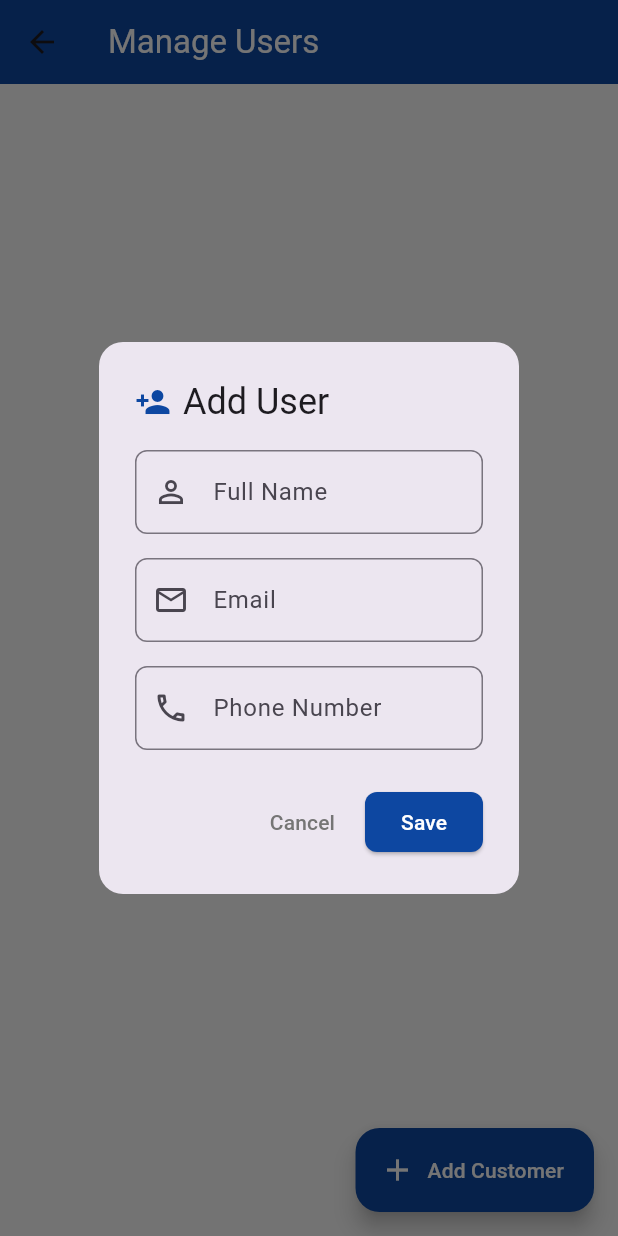
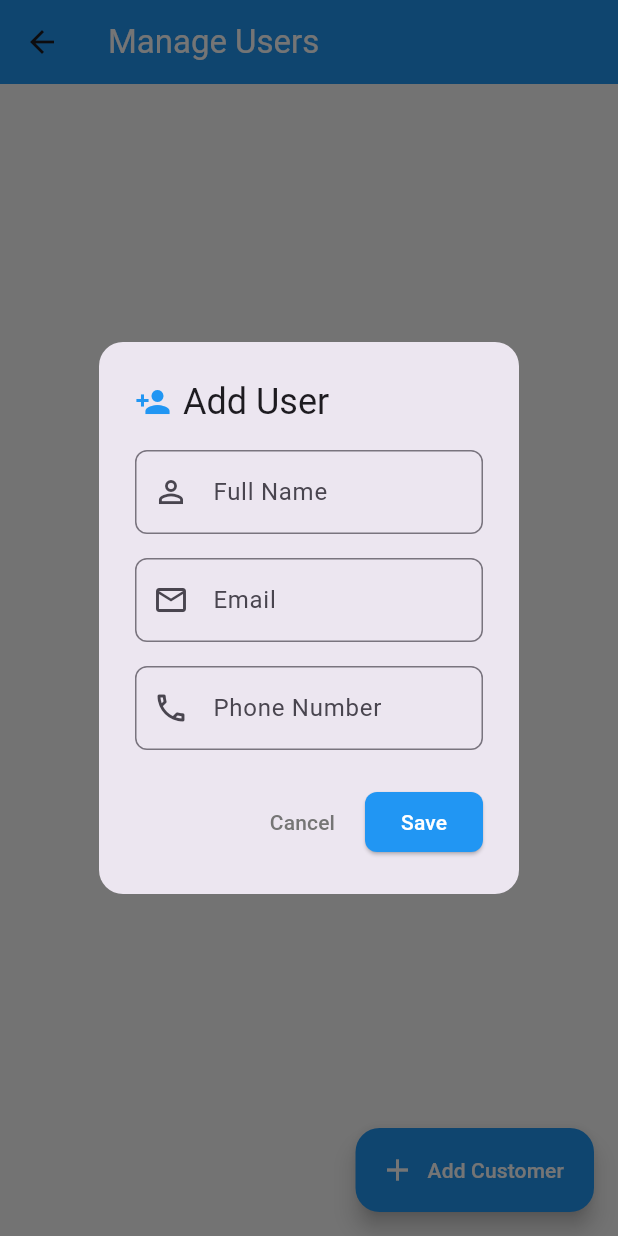
Before and after one commit to hamiezann/travel2u_v1, a Flutter app: the ManageUserPage screen opened directly with empty values, after a tap on "Add Customer", on a phone screen of 412 x 824 dp. Run offline on Flutter 3.47's test engine with Material 3 defaults, Android fonts, the light colour scheme and no system bars; our stand-ins replace carousel_slider, cloud_firestore, firebase_auth, firebase_core, firebase_storage, image_picker and 1 more; accounts and stored records are empty; statements that could not run were skipped.

Commit message:
latest changes to ui 231125

```diff
--- a/lib/presentation/customer/chat_page.dart
+++ b/lib/presentation/customer/chat_page.dart
@@ -32,8 +32,8 @@ class _ChatPageState extends State<ChatPage> {
 
     return Scaffold(
       appBar: AppBar(
-        title: Text("Chat with Support"),
-        backgroundColor: Colors.teal,
+        title: Text("Chat with Support", style: TextStyle(color: Colors.white)),
+        backgroundColor: Colors.blue,
       ),
       body: Column(
         children: [
@@ -96,7 +96,7 @@ class _ChatPageState extends State<ChatPage> {
                   ),
                 ),
                 IconButton(
-                  icon: Icon(Icons.send, color: Colors.teal),
+                  icon: Icon(Icons.send, color: Colors.blue),
                   onPressed: () async {
                     if (_msgController.text.trim().isEmpty) return;
 
--- a/lib/presentation/customer/travel_package_list_page.dart
+++ b/lib/presentation/customer/travel_package_list_page.dart
@@ -107,8 +107,6 @@ class _PackagesPageState extends State<PackagesPage> {
 
     if (docSnapshot.exists) {
       final data = docSnapshot.data() as Map<String, dynamic>?;
-
-      // assuming field in firestore is { tags: ["Weekend Getaway", ...] }
       tagsList = List<String>.from(data?['values'] ?? []);
     } else {
       tagsList = [];
--- a/lib/presentation/staff/crud_taxonomy.dart
+++ b/lib/presentation/staff/crud_taxonomy.dart
@@ -16,7 +16,7 @@ class _CrudTaxonomyPageState extends State<CrudTaxonomyPage> {
 
   // 🔑 Staff Brand Color
   // static const Color _staffColor = Colors.teal;
-  static const _staffColor = Colors.teal;
+  static const _staffColor = Colors.blue;
 
   // Helper to format the title nicely
   String get _formattedTitle {
--- a/lib/presentation/staff/manage_system_user_page.dart
+++ b/lib/presentation/staff/manage_system_user_page.dart
@@ -17,7 +17,8 @@ class _ManageUserPageState extends State<ManageUserPage>
   final Map<String, dynamic> customerList = {};
   final FirebaseFirestore _firestore = FirebaseFirestore.instance;
   bool _isLoading = true;
-
+  static final staffColor = Colors.blue;
+  // static final adminColor = staffColor;
   TabController? _tabController;
 
   @override
@@ -95,7 +96,7 @@ class _ManageUserPageState extends State<ManageUserPage>
     ScaffoldMessenger.of(context).showSnackBar(
       SnackBar(
         content: Text(message),
-        backgroundColor: isError ? Colors.red.shade700 : Colors.blue.shade900,
+        backgroundColor: isError ? Colors.red.shade700 : staffColor,
         behavior: SnackBarBehavior.floating,
         shape: RoundedRectangleBorder(borderRadius: BorderRadius.circular(8)),
       ),
@@ -184,7 +185,7 @@ class _ManageUserPageState extends State<ManageUserPage>
               children: [
                 Icon(
                   userId == null ? Icons.person_add : Icons.edit,
-                  color: Colors.blue.shade900,
+                  color: staffColor,
                 ),
                 const SizedBox(width: 8),
                 Text(userId == null ? 'Add User' : 'Edit User'),
@@ -336,7 +337,7 @@ class _ManageUserPageState extends State<ManageUserPage>
                   }
                 },
                 style: ElevatedButton.styleFrom(
-                  backgroundColor: Colors.blue.shade900,
+                  backgroundColor: staffColor,
                   shape: RoundedRectangleBorder(
                     borderRadius: BorderRadius.circular(8),
                   ),
@@ -360,16 +361,16 @@ class _ManageUserPageState extends State<ManageUserPage>
           'Manage Users',
           style: TextStyle(color: Colors.white),
         ),
-        backgroundColor: Colors.blue.shade900,
+        backgroundColor: staffColor,
         elevation: 0,
         bottom:
             widget.role == 'manager'
                 ? TabBar(
                   controller: _tabController,
-                  indicatorColor: Colors.white,
+                  indicatorColor: Colors.blue.shade900,
                   indicatorWeight: 3,
-                  labelColor: Colors.white,
-                  unselectedLabelColor: Colors.grey,
+                  labelColor: Colors.blue.shade900,
+                  unselectedLabelColor: Colors.white,
                   tabs: [
                     Tab(
                       icon: const Icon(Icons.badge),
@@ -389,7 +390,7 @@ class _ManageUserPageState extends State<ManageUserPage>
           widget.role == 'manager' ? 'Add User' : 'Add Customer',
           style: TextStyle(color: Colors.white),
         ),
-        backgroundColor: Colors.blue.shade900,
+        backgroundColor: staffColor,
         icon: const Icon(Icons.add, color: Colors.white),
       ),
       body:
@@ -439,7 +440,7 @@ class _ManageUserPageState extends State<ManageUserPage>
 
     return RefreshIndicator(
       onRefresh: _fetchUserLists,
-      color: Colors.blue.shade900,
+      color: staffColor,
       child: ListView.builder(
         padding: const EdgeInsets.all(16),
         itemCount: userList.length,
@@ -459,7 +460,7 @@ class _ManageUserPageState extends State<ManageUserPage>
     return Card(
       margin: const EdgeInsets.only(bottom: 12),
       elevation: 2,
-      shadowColor: Colors.blue.shade900.withOpacity(0.1),
+      shadowColor: staffColor.withOpacity(0.1),
       shape: RoundedRectangleBorder(borderRadius: BorderRadius.circular(12)),
       child: InkWell(
         borderRadius: BorderRadius.circular(12),
@@ -478,7 +479,7 @@ class _ManageUserPageState extends State<ManageUserPage>
                 ),
                 child: Icon(
                   isStaff ? Icons.badge : Icons.person,
-                  color: isStaff ? Colors.blue.shade900 : Colors.green.shade900,
+                  color: isStaff ? staffColor : Colors.green.shade900,
                   size: 28,
                 ),
               ),
@@ -563,10 +564,7 @@ class _ManageUserPageState extends State<ManageUserPage>
                         style: TextStyle(
                           fontSize: 11,
                           fontWeight: FontWeight.bold,
-                          color:
-                              isStaff
-                                  ? Colors.blue.shade900
-                                  : Colors.green.shade900,
+                          color: isStaff ? staffColor : Colors.green.shade900,
                         ),
                       ),
                     ),
--- a/lib/presentation/staff/manage_taxonomy_page.dart
+++ b/lib/presentation/staff/manage_taxonomy_page.dart
@@ -5,8 +5,7 @@ class ManageTaxonomyPage extends StatelessWidget {
 
   @override
   Widget build(BuildContext context) {
-    // Staff Brand Color
-    const staffColor = Colors.teal;
+    const staffColor = Colors.blue;
 
     // List of Taxonomy Items for easier iteration and styling
     final List<Map<String, dynamic>> taxonomies = [
--- a/lib/presentation/staff/manage_travel_page.dart
+++ b/lib/presentation/staff/manage_travel_page.dart
@@ -15,7 +15,7 @@ class _ManageTravelPageState extends State<ManageTravelPage> {
   final FirebaseFirestore _firestore = FirebaseFirestore.instance;
   bool isLoading = true;
 
-  static const _staffColor = Colors.teal;
+  static const _staffColor = Colors.blue;
 
   @override
   void initState() {
@@ -136,8 +136,8 @@ class _ManageTravelPageState extends State<ManageTravelPage> {
           ).then((_) => _fetchTravelPackages());
         },
         backgroundColor: _staffColor,
-        label: const Text('Add Package'),
-        icon: const Icon(Icons.add),
+        label: const Text('Add Package', style: TextStyle(color: Colors.white)),
+        icon: const Icon(Icons.add, color: Colors.white),
       ),
       body:
           isLoading
```
Also changed, not shown: lib/presentation/staff/editItinerary.dart (+69 -14 lines), lib/presentation/staff/manage_activity_page.dart (+10 -7 lines).
